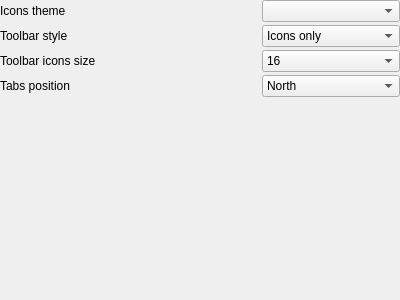
Qt form src/app/ui/forms/ViewSettingsPage.ui (Mezomish/juffed) before a commit.
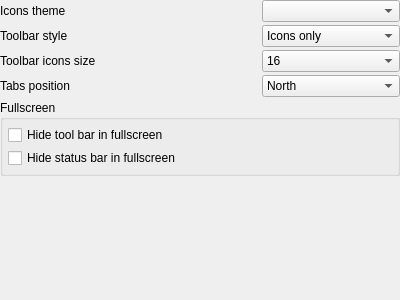
The same form after that commit.

Commit message: Moved fullscreen settings from 'Main' settings page to 'View' page

Diff of the .ui file:
```diff
--- a/src/app/ui/forms/ViewSettingsPage.ui
+++ b/src/app/ui/forms/ViewSettingsPage.ui
@@ -20,7 +20,7 @@
    <property name="spacing">
     <number>3</number>
    </property>
-   <item row="6" column="2">
+   <item row="7" column="2">
     <spacer>
      <property name="orientation">
       <enum>Qt::Vertical</enum>
@@ -144,6 +144,35 @@
      </item>
     </widget>
    </item>
+   <item row="6" column="0" colspan="3">
+    <widget class="QGroupBox" name="groupBox_4">
+     <property name="title">
+      <string>Fullscreen</string>
+     </property>
+     <layout class="QVBoxLayout" name="verticalLayout_5">
+      <property name="spacing">
+       <number>3</number>
+      </property>
+      <property name="margin">
+       <number>5</number>
+      </property>
+      <item>
+       <widget class="QCheckBox" name="fsHideToolbarChk">
+        <property name="text">
+         <string>Hide tool bar in fullscreen</string>
+        </property>
+       </widget>
+      </item>
+      <item>
+       <widget class="QCheckBox" name="fsHideStatusbarChk">
+        <property name="text">
+         <string>Hide status bar in fullscreen</string>
+        </property>
+       </widget>
+      </item>
+     </layout>
+    </widget>
+   </item>
   </layout>
  </widget>
  <resources/>
```
The commit also changes 2 other files.
